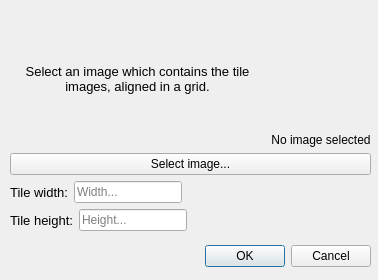
albin-johansson/tactile, file src/gui/tileset/tileset_dialog.ui: the form before one commit.
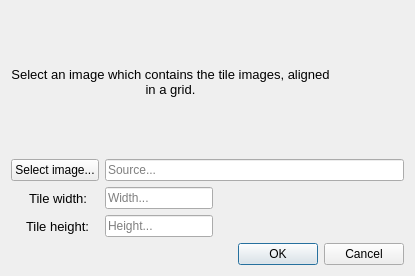
The form after the commit. Icons and pictures are not drawn.

Commit message: Improve tileset dialog

```diff
--- a/src/gui/tileset/tileset_dialog.ui
+++ b/src/gui/tileset/tileset_dialog.ui
@@ -6,8 +6,8 @@
    <rect>
     <x>0</x>
     <y>0</y>
-    <width>378</width>
-    <height>280</height>
+    <width>415</width>
+    <height>276</height>
    </rect>
   </property>
   <property name="sizePolicy">
@@ -17,38 +17,25 @@
    </sizepolicy>
   </property>
   <property name="windowTitle">
-   <string>Dialog</string>
-  </property>
-  <widget class="QDialogButtonBox" name="buttonBox">
-   <property name="geometry">
-    <rect>
-     <x>30</x>
-     <y>240</y>
-     <width>341</width>
-     <height>32</height>
-    </rect>
-   </property>
-   <property name="orientation">
-    <enum>Qt::Horizontal</enum>
-   </property>
-   <property name="standardButtons">
-    <set>QDialogButtonBox::Cancel|QDialogButtonBox::Ok</set>
-   </property>
-  </widget>
-  <widget class="QWidget" name="verticalLayoutWidget">
-   <property name="geometry">
-    <rect>
-     <x>10</x>
-     <y>10</y>
-     <width>361</width>
-     <height>221</height>
-    </rect>
+   <string>Add tileset</string>
    </property>
    <layout class="QVBoxLayout" name="verticalLayout">
     <item>
      <layout class="QHBoxLayout" name="headerLayout">
       <item>
        <widget class="QLabel" name="infoLabel">
+       <property name="sizePolicy">
+        <sizepolicy hsizetype="Preferred" vsizetype="Preferred">
+         <horstretch>0</horstretch>
+         <verstretch>0</verstretch>
+        </sizepolicy>
+       </property>
+       <property name="maximumSize">
+        <size>
+         <width>16777215</width>
+         <height>16777215</height>
+        </size>
+       </property>
         <property name="font">
          <font>
           <family>Segoe UI</family>
@@ -67,8 +54,6 @@
        </widget>
       </item>
       <item>
-       <layout class="QGridLayout" name="gridLayout">
-        <item row="1" column="0">
          <widget class="QLabel" name="imageLabel">
           <property name="sizePolicy">
            <sizepolicy hsizetype="Expanding" vsizetype="Expanding">
@@ -90,35 +75,14 @@
           </property>
          </widget>
         </item>
-        <item row="2" column="0">
-         <widget class="QLabel" name="imageInfoLabel">
-          <property name="sizePolicy">
-           <sizepolicy hsizetype="Minimum" vsizetype="Minimum">
-            <horstretch>0</horstretch>
-            <verstretch>0</verstretch>
-           </sizepolicy>
-          </property>
-          <property name="text">
-           <string>No image selected</string>
-          </property>
-          <property name="alignment">
-           <set>Qt::AlignCenter</set>
-          </property>
-          <property name="wordWrap">
-           <bool>true</bool>
-          </property>
-         </widget>
-        </item>
-       </layout>
-      </item>
-     </layout>
-    </item>
+    </layout>
+   </item>
     <item>
-     <layout class="QHBoxLayout" name="selectImageLayout">
-      <item>
+    <layout class="QFormLayout" name="formLayout">
+     <item row="0" column="0">
        <widget class="QPushButton" name="imageButton">
         <property name="sizePolicy">
-         <sizepolicy hsizetype="Preferred" vsizetype="Fixed">
+        <sizepolicy hsizetype="Expanding" vsizetype="Preferred">
           <horstretch>0</horstretch>
           <verstretch>0</verstretch>
          </sizepolicy>
@@ -128,33 +92,23 @@
         </property>
        </widget>
       </item>
-     </layout>
-    </item>
-    <item>
-     <layout class="QHBoxLayout" name="tileWidthLayout">
-      <item>
-       <widget class="QLabel" name="widthLabel">
-        <property name="sizePolicy">
-         <sizepolicy hsizetype="Fixed" vsizetype="Preferred">
-          <horstretch>0</horstretch>
-          <verstretch>0</verstretch>
-         </sizepolicy>
-        </property>
-        <property name="font">
-         <font>
-          <family>Segoe UI</family>
-          <pointsize>10</pointsize>
-         </font>
+     <item row="0" column="1">
+      <widget class="QLineEdit" name="sourceEdit">
+       <property name="focusPolicy">
+        <enum>Qt::ClickFocus</enum>
         </property>
         <property name="text">
-         <string>Tile width:</string>
-        </property>
-        <property name="alignment">
-         <set>Qt::AlignRight|Qt::AlignTrailing|Qt::AlignVCenter</set>
+        <string/>
+       </property>
+       <property name="readOnly">
+        <bool>true</bool>
+       </property>
+       <property name="placeholderText">
+        <string>Source...</string>
         </property>
        </widget>
       </item>
-      <item>
+     <item row="1" column="1">
        <widget class="QLineEdit" name="widthEdit">
         <property name="sizePolicy">
          <sizepolicy hsizetype="Fixed" vsizetype="Fixed">
@@ -170,24 +124,7 @@
         </property>
        </widget>
       </item>
-      <item>
-       <spacer name="horizontalSpacer">
-        <property name="orientation">
-         <enum>Qt::Horizontal</enum>
-        </property>
-        <property name="sizeHint" stdset="0">
-         <size>
-          <width>40</width>
-          <height>20</height>
-         </size>
-        </property>
-       </spacer>
-      </item>
-     </layout>
-    </item>
-    <item>
-     <layout class="QHBoxLayout" name="tileHeightLayout">
-      <item>
+     <item row="2" column="0">
        <widget class="QLabel" name="heightLabel">
         <property name="sizePolicy">
          <sizepolicy hsizetype="Fixed" vsizetype="Preferred">
@@ -202,14 +139,14 @@
          </font>
         </property>
         <property name="text">
-         <string>Tile height:</string>
+        <string>    Tile height:</string>
         </property>
         <property name="alignment">
          <set>Qt::AlignRight|Qt::AlignTrailing|Qt::AlignVCenter</set>
         </property>
        </widget>
       </item>
-      <item>
+     <item row="2" column="1">
        <widget class="QLineEdit" name="heightEdit">
         <property name="sizePolicy">
          <sizepolicy hsizetype="Fixed" vsizetype="Fixed">
@@ -225,23 +162,41 @@
         </property>
        </widget>
       </item>
+     <item row="1" column="0">
+      <widget class="QLabel" name="widthLabel">
+       <property name="sizePolicy">
+        <sizepolicy hsizetype="Fixed" vsizetype="Preferred">
+         <horstretch>0</horstretch>
+         <verstretch>0</verstretch>
+        </sizepolicy>
+       </property>
+       <property name="font">
+        <font>
+         <family>Segoe UI</family>
+         <pointsize>10</pointsize>
+        </font>
+       </property>
+       <property name="text">
+        <string>     Tile width:</string>
+       </property>
+       <property name="alignment">
+        <set>Qt::AlignRight|Qt::AlignTrailing|Qt::AlignVCenter</set>
+       </property>
+      </widget>
+     </item>
+    </layout>
+   </item>
       <item>
-       <spacer name="horizontalSpacer_2">
+    <widget class="QDialogButtonBox" name="buttonBox">
         <property name="orientation">
          <enum>Qt::Horizontal</enum>
         </property>
-        <property name="sizeHint" stdset="0">
-         <size>
-          <width>40</width>
-          <height>20</height>
-         </size>
-        </property>
-       </spacer>
-      </item>
-     </layout>
-    </item>
-   </layout>
-  </widget>
+     <property name="standardButtons">
+      <set>QDialogButtonBox::Cancel|QDialogButtonBox::Ok</set>
+     </property>
+    </widget>
+   </item>
+  </layout>
  </widget>
  <resources>
   <include location="../../tactile.qrc"/>
```
Left out of the diff: 2 changed lines with no effect on the pictures. Lines whose indentation alone changed are shown as unchanged. The commit also changes 1 other file.
